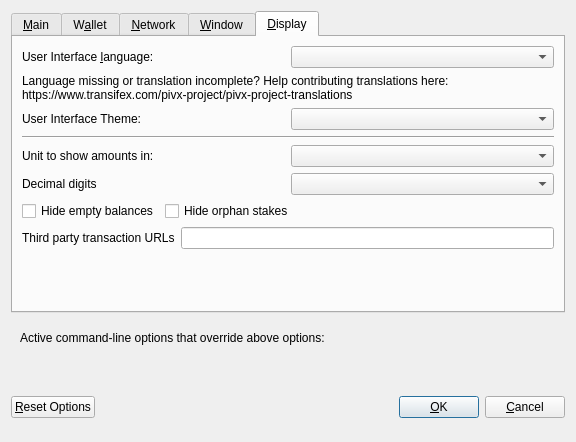
This is src/qt/forms/optionsdialog.ui in kblockchain/Able as Qt 5 draws it before an edit. The edited form follows.
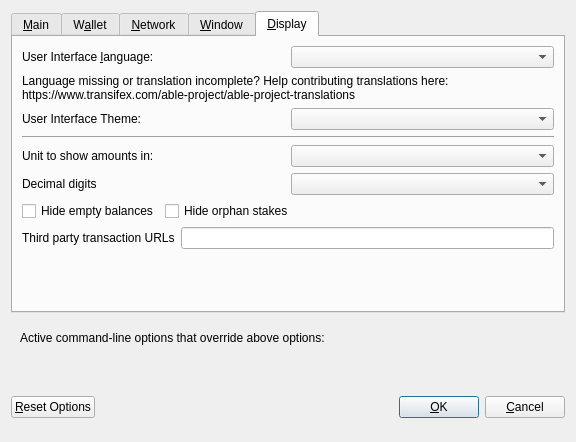
This is the edited form. The open tabs and pages were chosen to show the change. Custom widgets are drawn as their Qt base class.

Commit message: Rename pivx to able

The edit to the form file:
```diff
--- a/src/qt/forms/optionsdialog.ui
+++ b/src/qt/forms/optionsdialog.ui
@@ -533,7 +533,7 @@
          </property>
          <property name="text">
           <string>Language missing or translation incomplete? Help contributing translations here:
-https://www.transifex.com/pivx-project/pivx-project-translations</string>
+https://www.transifex.com/able-project/able-project-translations</string>
          </property>
          <property name="wordWrap">
           <bool>true</bool>
```
The commit also changes 404 other files.
